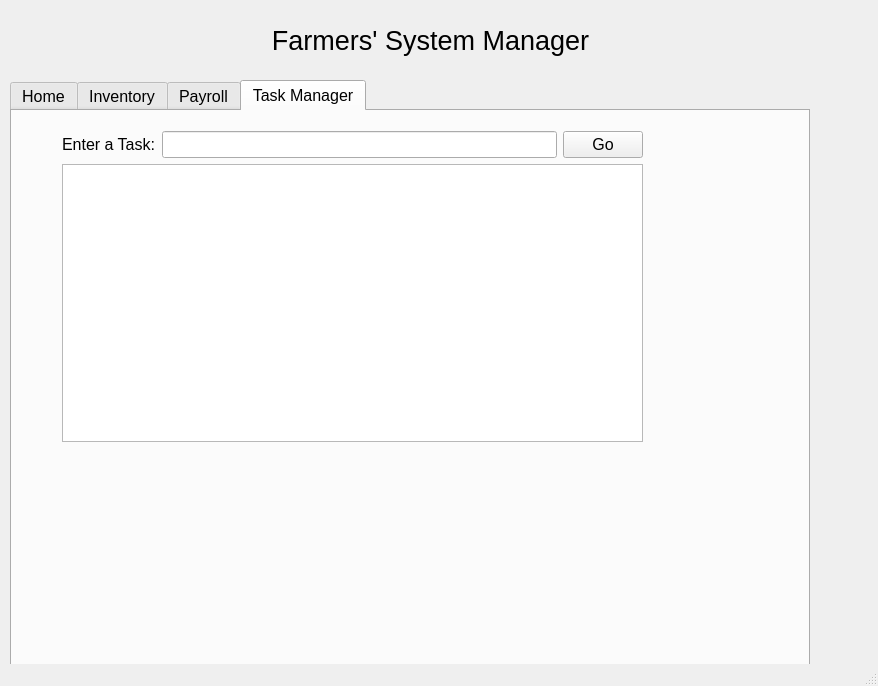
ryan-ghosh/FarmerSystemManager, file FarmingSystemManager/mainwindow.ui: the form before one commit.
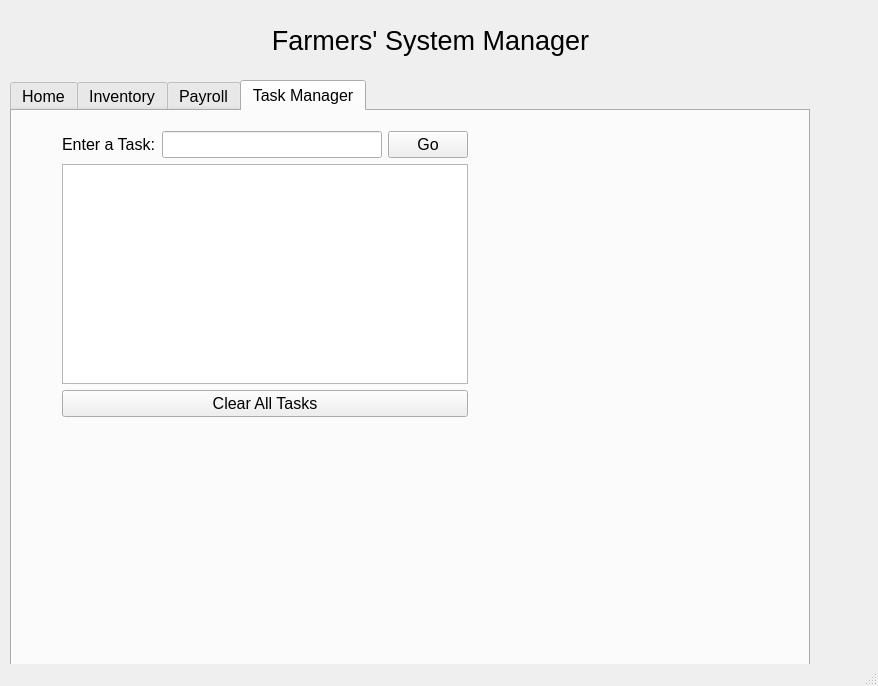
The form after the commit.

What changed in the file:
```diff
--- a/FarmingSystemManager/mainwindow.ui
+++ b/FarmingSystemManager/mainwindow.ui
@@ -138,10 +138,12 @@
        <rect>
         <x>50</x>
         <y>20</y>
-        <width>581</width>
-        <height>311</height>
+        <width>406</width>
+        <height>286</height>
        </rect>
       </property>
+      <layout class="QVBoxLayout" name="verticalLayout_2">
+       <item>
       <layout class="QVBoxLayout" name="verticalLayout">
        <item>
         <layout class="QHBoxLayout" name="horizontalLayout">
@@ -166,6 +168,15 @@
        </item>
        <item>
         <widget class="QTextBrowser" name="textBrowser"/>
+         </item>
+        </layout>
+       </item>
+       <item>
+        <widget class="QPushButton" name="pushButton_3">
+         <property name="text">
+          <string>Clear All Tasks</string>
+         </property>
+        </widget>
        </item>
       </layout>
      </widget>
```
Lines whose indentation alone changed are shown as unchanged.
